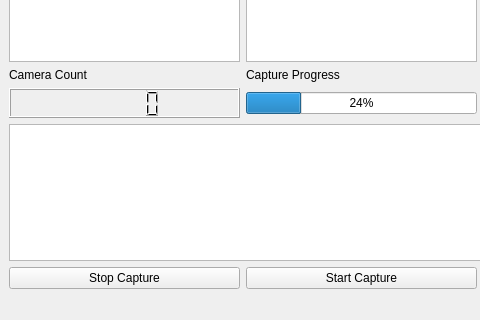
Old version of the form simf-python-gui/MainWindow.ui in the repository Goldman60/simf-python-gui; both pictures show x 0 to 480 and y 427 to 747 of the 723 by 747 pixel window.
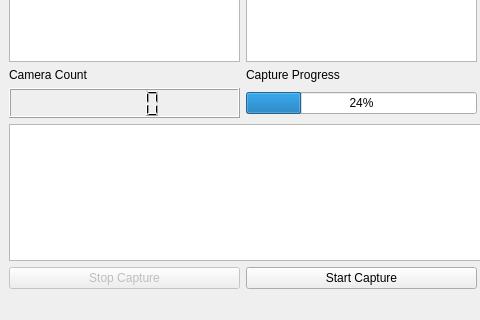
New version of the form. Icons and pictures are not drawn.

```diff
--- a/simf-python-gui/MainWindow.ui
+++ b/simf-python-gui/MainWindow.ui
@@ -39,6 +39,9 @@
      <layout class="QGridLayout" name="gridLayout">
       <item row="8" column="0">
        <widget class="QPushButton" name="stopCapButton">
+        <property name="enabled">
+         <bool>false</bool>
+        </property>
         <property name="text">
          <string>Stop Capture</string>
         </property>
```
